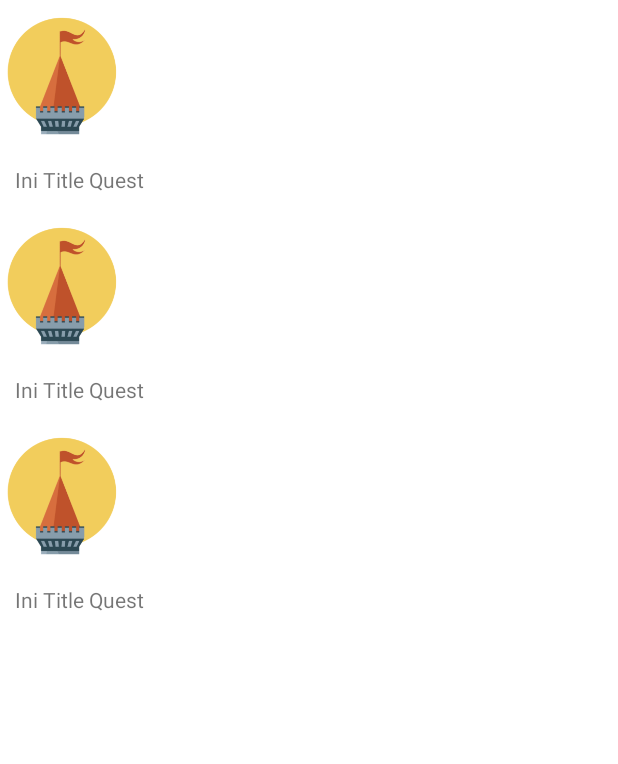
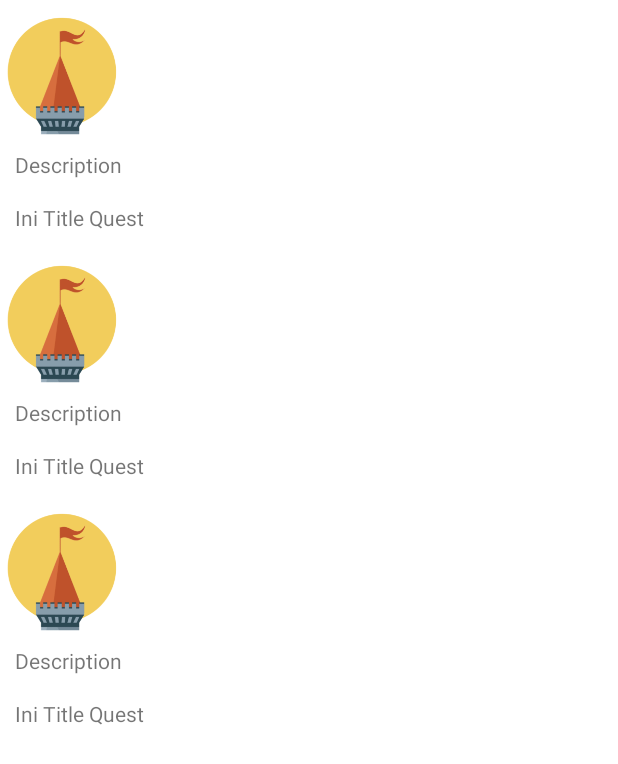
Before and after one commit to SpectreOfSolitude/OperationLevelUp, an Android app: the layout fragment_dashboard.xml on its own in the app's theme, with its tools: preview values and no code run, on a phone screen of 412 x 824 dp. Shown: the top 764 px of the screen. Run offline under Robolectric (Android 15) with nearby library versions, the phone set to English and light mode, and no system bars.

Commit message:
Quest Update

```diff
--- a/app/src/main/java/com/example/whizz/ui/data/Adapter/QuestAdapter.java
+++ /dev/null
@@ -1,6 +0,0 @@
-package com.example.whizz.ui.data.Adapter;
-
-public class QuestAdapter
-{
-
-}
--- a/app/src/main/java/com/example/whizz/ui/Quest/DashboardViewModel.java
+++ b/app/src/main/java/com/example/whizz/ui/quest/DashboardViewModel.java
@@ -1,4 +1,4 @@
-package com.example.whizz.ui.Quest;
+package com.example.whizz.ui.quest;
 
 import androidx.lifecycle.LiveData;
 import androidx.lifecycle.MutableLiveData;
--- a/app/src/main/res/layout/fragment_dashboard.xml
+++ b/app/src/main/res/layout/fragment_dashboard.xml
@@ -5,12 +5,14 @@
     android:orientation="vertical"
     android:layout_width="match_parent"
     android:layout_height="match_parent"
-    tools:context=".ui.Quest.DashboardFragment">
+    tools:context=".ui.quest.DashboardFragment">
 
     <androidx.recyclerview.widget.RecyclerView
+        android:id="@+id/rv_quest"
         android:layout_width="match_parent"
         android:layout_height="match_parent"
-        tools:listitem="@layout/item_ongoing_quest"/>
+        tools:listitem="@layout/item_ongoing_quest" />
+
     <TextView
         android:id="@+id/dashboard_page"
         android:layout_width="wrap_content"
--- a/app/src/main/res/layout/item_ongoing_quest.xml
+++ b/app/src/main/res/layout/item_ongoing_quest.xml
@@ -12,7 +12,13 @@
         android:scaleType="fitStart"/>
 
     <TextView
-        android:id="@+id/title"
+        android:layout_width="100dp"
+        android:layout_height="25dp"
+        android:layout_marginStart="10dp"
+        android:text="Description" />
+
+    <TextView
+        android:id="@+id/ongoingquesttitle"
         android:layout_width="100dp"
         android:layout_height="20dp"
         android:layout_margin="10dp"
--- a/app/src/main/res/navigation/mobile_navigation.xml
+++ b/app/src/main/res/navigation/mobile_navigation.xml
@@ -13,7 +13,7 @@
 
     <fragment
         android:id="@+id/navigation_dashboard"
-        android:name="com.example.whizz.ui.Quest.DashboardFragment"
+        android:name="com.example.whizz.ui.quest.DashboardFragment"
         android:label="@string/title_dashboard"
         tools:layout="@layout/fragment_dashboard" />
 
```
Also changed, not shown: app/src/main/java/com/example/whizz/ui/data/Adapter/QuestAdapter.kt (added, +48 -0 lines), app/src/main/java/com/example/whizz/ui/quest/DashboardFragment.kt (+45 -29 lines), app/src/main/res/layout/fragment_home.xml (+5 -4 lines), app/src/main/res/layout/fragment_notifications.xml (+10 -0 lines), app/src/main/res/drawable-hdpi/ic_action_name.png (deleted), app/src/main/res/drawable-hdpi/ic_action_profile.png (deleted), app/src/main/res/drawable-mdpi/ic_action_name.png (deleted), app/src/main/res/drawable-mdpi/ic_action_profile.png (deleted), app/src/main/res/drawable-xhdpi/ic_action_name.png (deleted), app/src/main/res/drawable-xhdpi/ic_action_profile.png (deleted), app/src/main/res/drawable-xxhdpi/ic_action_name.png (deleted), app/src/main/res/drawable-xxhdpi/ic_action_profile.png (deleted), app/src/main/res/drawable-xxxhdpi/ic_action_name.png (deleted), app/src/main/res/drawable-xxxhdpi/ic_action_profile.png (deleted).
